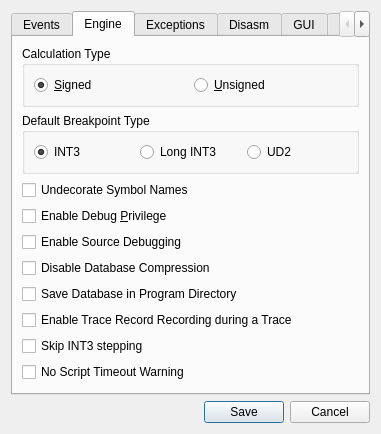
x64dbg/x64dbg, file src/gui/Src/Gui/SettingsDialog.ui: the form before one commit.
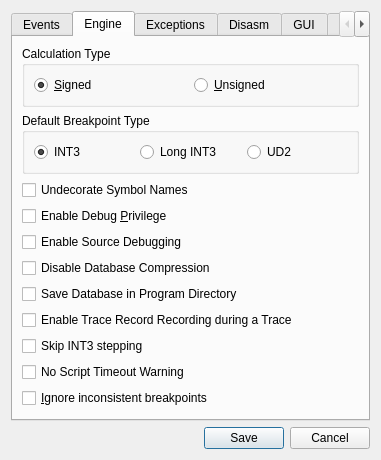
The form after the commit. The open tabs and pages were chosen to show the change. Icons and pictures are not drawn.

Commit message: GUI: option for ignore inconsistent breakpoints

Diff of the .ui file:
```diff
--- a/src/gui/Src/Gui/SettingsDialog.ui
+++ b/src/gui/Src/Gui/SettingsDialog.ui
@@ -303,6 +303,13 @@
          </property>
         </widget>
        </item>
+       <item>
+        <widget class="QCheckBox" name="chkIgnoreInconsistentBreakpoints">
+         <property name="text">
+          <string>&amp;Ignore inconsistent breakpoints</string>
+         </property>
+        </widget>
+       </item>
        <item>
         <spacer name="verticalSpacer">
          <property name="orientation">
```
Left out of the diff: 2 changed lines with no effect on the pictures. The commit also changes 2 other files.
